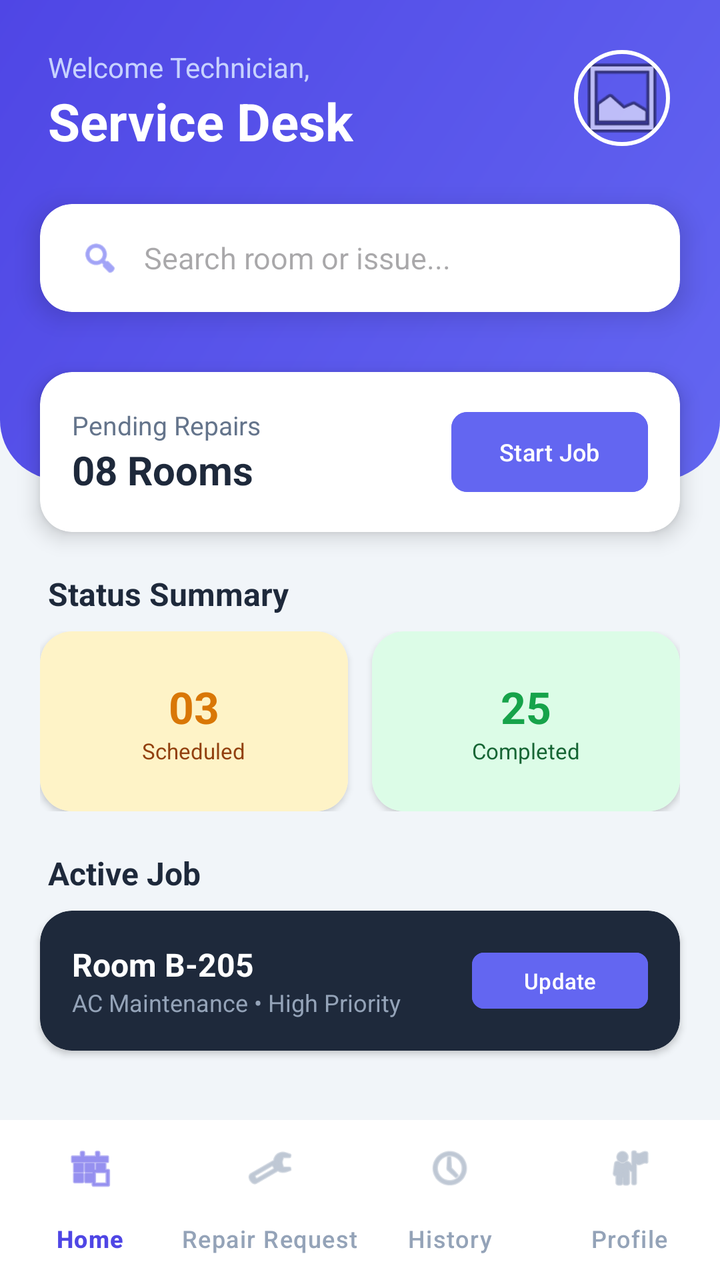
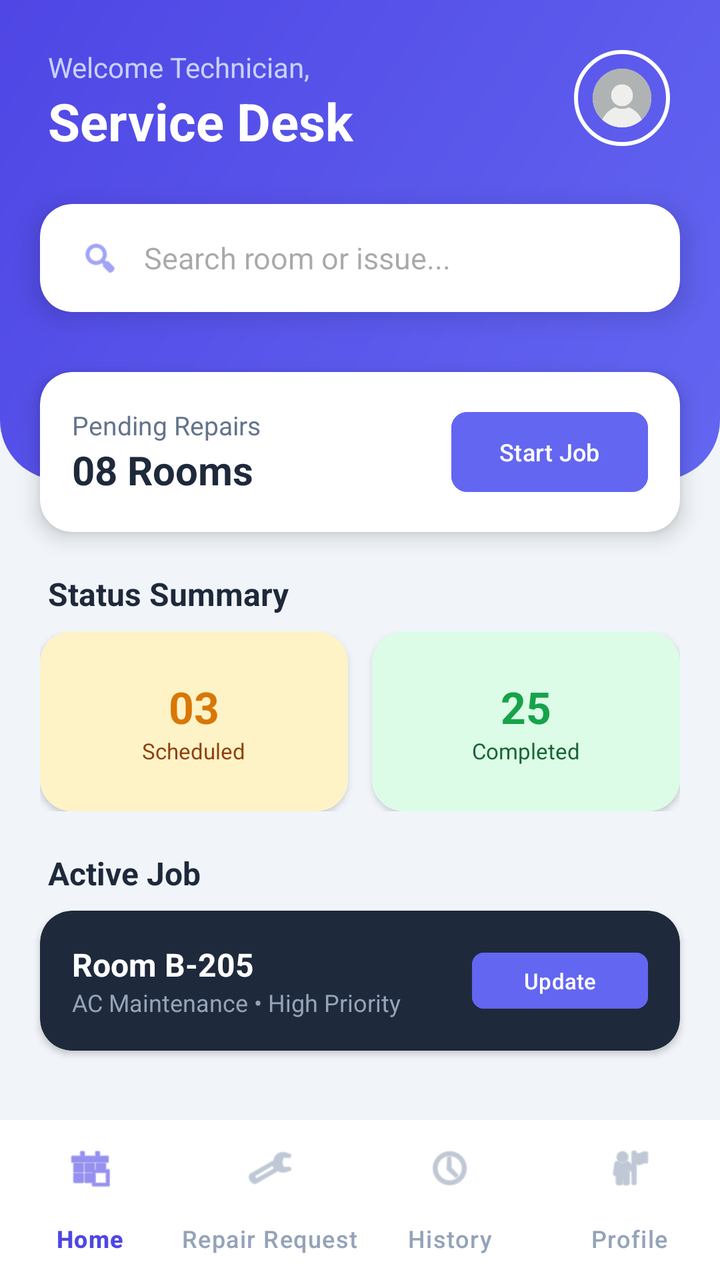

Compare the two renders of this Android layout. The source of the first and the diff that turns it into the second are given below.
<!-- AndroidManifest.xml: application theme Theme.UTMSPACE_HostelBookingSystem -->
<!-- res/layout/activity_technician_dashboard.xml -->
<?xml version="1.0" encoding="utf-8"?>
<androidx.constraintlayout.widget.ConstraintLayout xmlns:android="http://schemas.android.com/apk/res/android"
    xmlns:app="http://schemas.android.com/apk/res-auto"
    xmlns:tools="http://schemas.android.com/tools"
    android:id="@+id/main"
    android:layout_width="match_parent"
    android:layout_height="match_parent"
    android:background="#F1F5F9"
    tools:context=".TechnicianDashboardActivity">

    
    <View
        android:id="@+id/topHeaderBg"
        android:layout_width="match_parent"
        android:layout_height="240dp"
        android:background="@drawable/dashboard_gradient"
        app:layout_constraintTop_toTopOf="parent" />

    
    <RelativeLayout
        android:id="@+id/profileHeader"
        android:layout_width="match_parent"
        android:layout_height="wrap_content"
        android:padding="24dp"
        app:layout_constraintTop_toTopOf="parent">

        <LinearLayout
            android:layout_width="wrap_content"
            android:layout_height="wrap_content"
            android:orientation="vertical">
            <TextView
                android:layout_width="wrap_content"
                android:layout_height="wrap_content"
                android:text="Welcome Technician,"
                android:textColor="#C7D2FE"
                android:textSize="14sp" />
            <TextView
                android:id="@+id/tvTechnicianName"
                android:layout_width="wrap_content"
                android:layout_height="wrap_content"
                android:text="Service Desk"
                android:textColor="#FFFFFF"
                android:textSize="26sp"
                android:textStyle="bold" />
        </LinearLayout>

        <com.google.android.material.imageview.ShapeableImageView
            android:id="@+id/btnAdminProfile"
            android:layout_width="50dp"
            android:layout_height="50dp"
            android:layout_alignParentEnd="true"
            android:src="@android:drawable/ic_menu_gallery"
            android:padding="2dp"
            app:shapeAppearanceOverlay="@style/CircleImage"
            app:strokeColor="#FFFFFF"
            app:strokeWidth="2dp" />
    </RelativeLayout>

    
    <androidx.cardview.widget.CardView
        android:id="@+id/searchCard"
        android:layout_width="match_parent"
        android:layout_height="54dp"
        android:layout_marginHorizontal="20dp"
        app:cardCornerRadius="16dp"
        app:cardElevation="8dp"
        app:cardBackgroundColor="#FFFFFF"
        app:layout_constraintTop_toBottomOf="@id/profileHeader">
        <LinearLayout
            android:layout_width="match_parent"
            android:layout_height="match_parent"
            android:gravity="center_vertical"
            android:paddingStart="20dp">
            <ImageView
                android:layout_width="20dp"
                android:layout_height="20dp"
                android:src="@android:drawable/ic_menu_search"
                app:tint="#6366F1" />
            <EditText
                android:id="@+id/etSearchRepair"
                android:layout_width="match_parent"
                android:layout_height="wrap_content"
                android:hint="Search room or issue..."
                android:background="@android:color/transparent"
                android:paddingStart="12dp"
                android:textSize="15sp"
                android:textColor="#1E293B"
                android:inputType="text"/>
        </LinearLayout>
    </androidx.cardview.widget.CardView>

    
    <androidx.cardview.widget.CardView
        android:id="@+id/pendingCard"
        android:layout_width="match_parent"
        android:layout_height="wrap_content"
        android:layout_marginHorizontal="20dp"
        android:layout_marginTop="30dp"
        app:cardCornerRadius="16dp"
        app:cardElevation="6dp"
        app:layout_constraintTop_toBottomOf="@id/searchCard">
        <LinearLayout
            android:layout_width="match_parent"
            android:layout_height="wrap_content"
            android:orientation="horizontal"
            android:padding="16dp"
            android:gravity="center_vertical">
            <LinearLayout
                android:layout_width="0dp"
                android:layout_height="wrap_content"
                android:layout_weight="1"
                android:orientation="vertical">
                <TextView
                    android:layout_width="wrap_content"
                    android:layout_height="wrap_content"
                    android:text="Pending Repairs"
                    android:textColor="#64748B"
                    android:textSize="13sp" />
                <TextView
                    android:id="@+id/tvPendingCount"
                    android:layout_width="wrap_content"
                    android:layout_height="wrap_content"
                    android:text="08 Rooms"
                    android:textColor="#1E293B"
                    android:textSize="20sp"
                    android:textStyle="bold" />
            </LinearLayout>
            <com.google.android.material.button.MaterialButton
                android:id="@+id/btnViewRequests"
                android:layout_width="wrap_content"
                android:layout_height="wrap_content"
                android:text="Start Job"
                android:textSize="12sp"
                android:backgroundTint="#6366F1"
                android:textColor="#FFFFFF"
                app:cornerRadius="8dp"
                android:textAllCaps="false"/>
        </LinearLayout>
    </androidx.cardview.widget.CardView>

    
    <TextView
        android:id="@+id/tvStatusLabel"
        android:layout_width="wrap_content"
        android:layout_height="wrap_content"
        android:layout_marginStart="24dp"
        android:layout_marginTop="20dp"
        android:text="Status Summary"
        android:textColor="#1E293B"
        android:textSize="16sp"
        android:textStyle="bold"
        app:layout_constraintTop_toBottomOf="@id/pendingCard"
        app:layout_constraintStart_toStartOf="parent"/>

    <LinearLayout
        android:id="@+id/statusGrid"
        android:layout_width="match_parent"
        android:layout_height="wrap_content"
        android:orientation="horizontal"
        android:paddingHorizontal="20dp"
        android:layout_marginTop="8dp"
        app:layout_constraintTop_toBottomOf="@id/tvStatusLabel">

        <androidx.cardview.widget.CardView
            android:layout_width="0dp"
            android:layout_height="90dp"
            android:layout_weight="1"
            android:layout_marginEnd="6dp"
            app:cardCornerRadius="16dp">
            <LinearLayout
                android:layout_width="match_parent"
                android:layout_height="match_parent"
                android:gravity="center"
                android:background="#FEF3C7"
                android:orientation="vertical">
                <TextView
                    android:id="@+id/tvScheduledCount"
                    android:layout_width="wrap_content"
                    android:layout_height="wrap_content"
                    android:text="03"
                    android:textColor="#D97706"
                    android:textSize="22sp"
                    android:textStyle="bold" />
                <TextView
                    android:layout_width="wrap_content"
                    android:layout_height="wrap_content"
                    android:text="Scheduled"
                    android:textColor="#92400E"
                    android:textSize="11sp" />
            </LinearLayout>
        </androidx.cardview.widget.CardView>

        <androidx.cardview.widget.CardView
            android:layout_width="0dp"
            android:layout_height="90dp"
            android:layout_weight="1"
            android:layout_marginStart="6dp"
            app:cardCornerRadius="16dp">
            <LinearLayout
                android:layout_width="match_parent"
                android:layout_height="match_parent"
                android:gravity="center"
                android:background="#DCFCE7"
                android:orientation="vertical">
                <TextView
                    android:id="@+id/tvCompletedCount"
                    android:layout_width="wrap_content"
                    android:layout_height="wrap_content"
                    android:text="25"
                    android:textColor="#16A34A"
                    android:textSize="22sp"
                    android:textStyle="bold" />
                <TextView
                    android:layout_width="wrap_content"
                    android:layout_height="wrap_content"
                    android:text="Completed"
                    android:textColor="#166534"
                    android:textSize="11sp" />
            </LinearLayout>
        </androidx.cardview.widget.CardView>
    </LinearLayout>

    
    <TextView
        android:id="@+id/tvActiveJobLabel"
        android:layout_width="wrap_content"
        android:layout_height="wrap_content"
        android:layout_marginStart="24dp"
        android:layout_marginTop="20dp"
        android:text="Active Job"
        android:textColor="#1E293B"
        android:textSize="16sp"
        android:textStyle="bold"
        app:layout_constraintTop_toBottomOf="@id/statusGrid"
        app:layout_constraintStart_toStartOf="parent"/>

    <androidx.cardview.widget.CardView
        android:id="@+id/activeJobCard"
        android:layout_width="match_parent"
        android:layout_height="wrap_content"
        android:layout_marginHorizontal="20dp"
        android:layout_marginTop="8dp"
        app:cardCornerRadius="16dp"
        app:cardBackgroundColor="#1E293B"
        app:layout_constraintTop_toBottomOf="@id/tvActiveJobLabel">
        <RelativeLayout
            android:layout_width="match_parent"
            android:layout_height="wrap_content"
            android:padding="16dp">
            <TextView
                android:id="@+id/tvActiveRoom"
                android:layout_width="wrap_content"
                android:layout_height="wrap_content"
                android:text="Room B-205"
                android:textColor="#FFFFFF"
                android:textSize="16sp"
                android:textStyle="bold"/>
            <TextView
                android:layout_width="wrap_content"
                android:layout_height="wrap_content"
                android:layout_below="@id/tvActiveRoom"
                android:text="AC Maintenance • High Priority"
                android:textColor="#94A3B8"
                android:textSize="12sp"/>
            <com.google.android.material.button.MaterialButton
                android:layout_width="wrap_content"
                android:layout_height="36dp"
                android:layout_alignParentEnd="true"
                android:layout_centerVertical="true"
                android:text="Update"
                android:textSize="11sp"
                android:backgroundTint="#6366F1"
                android:paddingHorizontal="12dp"
                app:cornerRadius="6dp"
                android:textAllCaps="false"/>
        </RelativeLayout>
    </androidx.cardview.widget.CardView>

    
    <com.google.android.material.bottomnavigation.BottomNavigationView
        android:id="@+id/bottomNavigation"
        style="@style/BottomNavStyle"
        android:layout_width="match_parent"
        android:layout_height="80dp"
        android:background="@android:color/white"
        app:elevation="8dp"
        app:layout_constraintBottom_toBottomOf="parent"
        app:menu="@menu/technician_nav_menu" />

</androidx.constraintlayout.widget.ConstraintLayout>
<!-- resources referenced by this layout -->
<resources>
  <!-- drawable dashboard_gradient (drawable) -->
  <?xml version="1.0" encoding="utf-8"?>
  <shape xmlns:android="http://schemas.android.com/apk/res/android">
      <gradient
          android:startColor="#6366F1"
          android:endColor="#4F46E5"
          android:angle="135"/>
      <corners android:bottomLeftRadius="30dp" android:bottomRightRadius="30dp" />
  </shape>
  <style name="BottomNavStyle" parent="Widget.Material3.BottomNavigationView">
          
          <item name="backgroundTint">@color/white</item>
  
          
          <item name="itemIconTint">@color/nav_item_colors</item>
          <item name="itemTextColor">@color/nav_item_colors</item>
  
          
          <item name="itemActiveIndicatorStyle">@style/App.ActiveIndicator</item>
  
          
          <item name="labelVisibilityMode">labeled</item>
  
          
          <item name="itemTextAppearanceActive">@style/BottomNavText.Active</item>
          <item name="itemTextAppearanceInactive">@style/BottomNavText.Inactive</item>
      </style>
  <style name="CircleImage">
          <item name="cornerSize">50%</item>
      </style>
  <style name="Theme.UTMSPACE_HostelBookingSystem" parent="Base.Theme.UTMSPACE_HostelBookingSystem" />
  <color name="white">#FFFFFFFF</color>
  <style name="App.ActiveIndicator" parent="Widget.Material3.BottomNavigationView.ActiveIndicator">
          
          <item name="android:color">#EEF2FF</item>
          
          <item name="android:width">48dp</item>
      </style>
  <style name="BottomNavText.Active" parent="TextAppearance.Material3.LabelMedium">
          <item name="android:textStyle">bold</item>
          <item name="android:textSize">12sp</item>
      </style>
  <style name="BottomNavText.Inactive" parent="TextAppearance.Material3.LabelMedium">
          <item name="android:textStyle">normal</item>
          <item name="android:textSize">12sp</item>
      </style>
  <style name="Base.Theme.UTMSPACE_HostelBookingSystem" parent="Theme.Material3.DayNight.NoActionBar">
          
          
      </style>
</resources>

<!-- the commit's change to res/layout/activity_technician_dashboard.xml (unified diff, before → after) -->
@@ -49,7 +49,7 @@
             android:layout_width="50dp"
             android:layout_height="50dp"
             android:layout_alignParentEnd="true"
-            android:src="@android:drawable/ic_menu_gallery"
+            android:src="@drawable/profile_pic"
             android:padding="2dp"
             app:shapeAppearanceOverlay="@style/CircleImage"
             app:strokeColor="#FFFFFF"
<!-- resource entries referenced after the edit -->
@@ -9,6 +9,7 @@
           android:angle="135"/>
       <corners android:bottomLeftRadius="30dp" android:bottomRightRadius="30dp" />
   </shape>
+  <!-- drawable profile_pic: png bitmap (drawable, 49379 bytes) -->
   <style name="BottomNavStyle" parent="Widget.Material3.BottomNavigationView">
           
           <item name="backgroundTint">@color/white</item>
